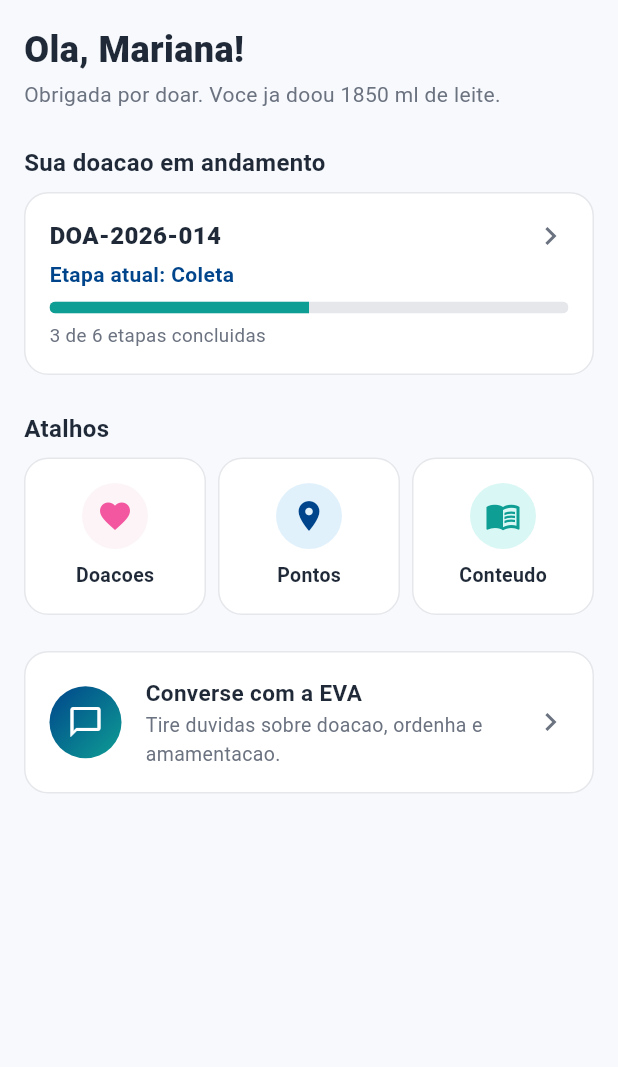
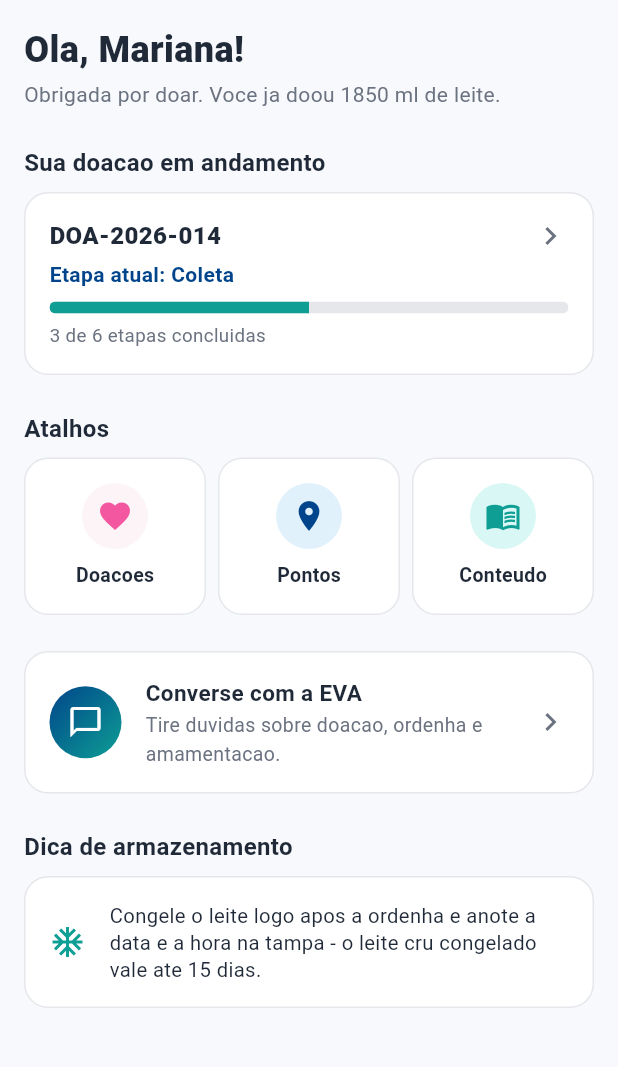
Before and after one commit to victoruizz/sprint-flutter-nutriz, a Flutter app: the HomeScreen screen opened directly with empty values, on a phone screen of 412 x 824 dp, the part 84-1151 px from its top. Run offline on Flutter 3.47's test engine with Material 3 defaults, Android fonts, the phone set to English and light mode, and no system bars.

Commit message:
feat: adiciona card de dica de armazenamento na home da doadora

```diff
--- a/lib/screens/home/home_screen.dart
+++ b/lib/screens/home/home_screen.dart
@@ -160,6 +160,27 @@ class HomeScreen extends StatelessWidget {
               ],
             ),
           ),
+          const SizedBox(height: AppSpacing.lg),
+          _tituloSecao('Dica de armazenamento'),
+          const SectionCard(
+            child: Row(
+              children: [
+                Icon(Icons.ac_unit, color: AppColors.teal),
+                SizedBox(width: AppSpacing.md),
+                Expanded(
+                  child: Text(
+                    'Congele o leite logo apos a ordenha e anote a data e a hora '
+                    'na tampa - o leite cru congelado vale ate 15 dias.',
+                    style: TextStyle(
+                      color: AppColors.ink,
+                      fontSize: 13.5,
+                      height: 1.35,
+                    ),
+                  ),
+                ),
+              ],
+            ),
+          ),
         ],
       ),
     );
```
